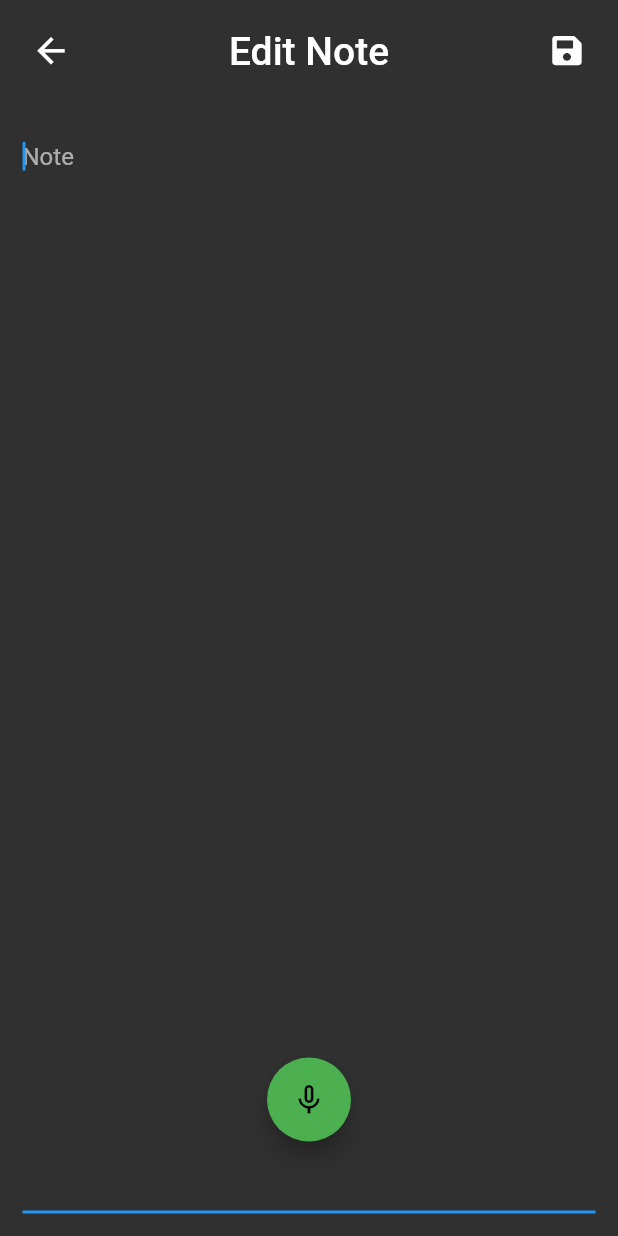
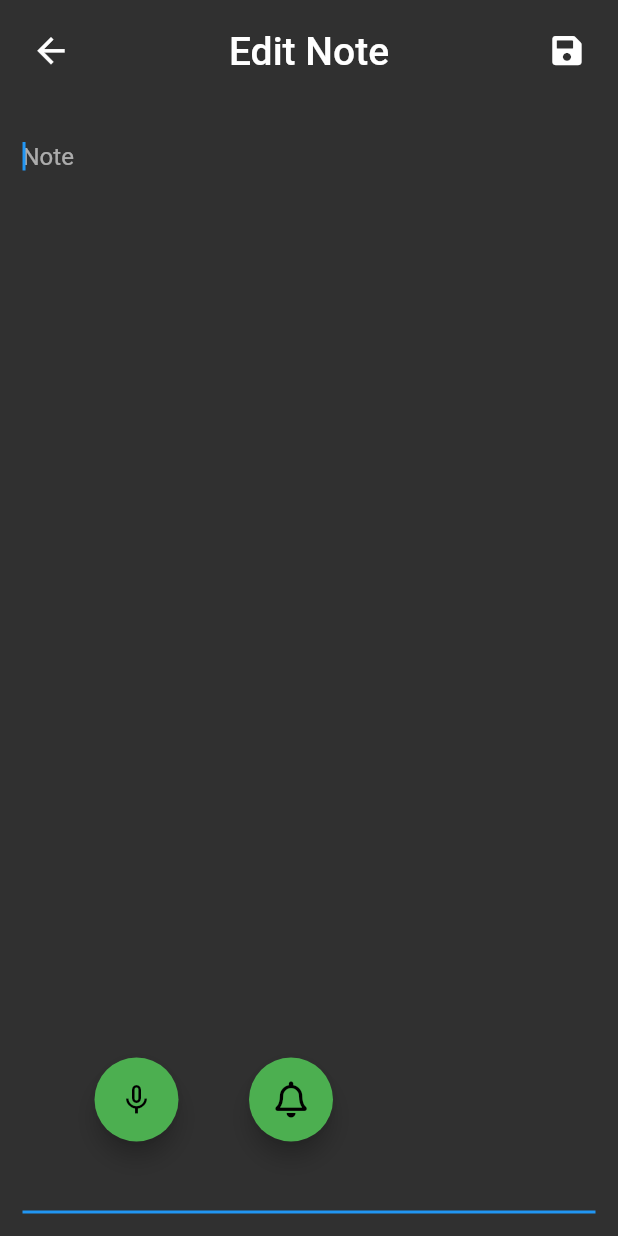
Before and after one commit to L3odr0id/flutter_notes_app, a Flutter app: the screen it shows after launch, after a tap on an icon or button, on a phone screen of 412 x 824 dp. Run offline on Flutter 3.47's test engine with Material 2 defaults, Android fonts, the phone set to English and light mode, and no system bars; our stand-ins replace dynamic_theme, font_awesome_flutter, shared_preferences, speech_to_text, sqflite; missing offline and left inert: keyboard_visibility; accounts and stored records are empty.

```diff
--- a/lib/screens/home.dart
+++ b/lib/screens/home.dart
@@ -8,8 +8,8 @@ import 'package:trpp/data/theme.dart';
 import 'package:font_awesome_flutter/font_awesome_flutter.dart';
 import 'package:trpp/widgets/custom_alert_dialog.dart';
 
-import 'note_add.dart';
-import 'voice.dart';
+import 'note.dart';
+import 'notifications/notifications.dart';
 import 'settings.dart';
 
 class HomeScreen extends StatefulWidget {
--- a/lib/screens/note_add.dart
+++ b/lib/screens/note.dart
@@ -7,7 +7,7 @@ import 'package:keyboard_visibility/keyboard_visibility.dart';
 import 'package:trpp/data/data.dart';
 import 'package:speech_to_text/speech_to_text.dart' as stt;
 
-import 'voice.dart';
+import 'notifications/notifications.dart';
 
 const bool NOTESCREEN_MODE_VIEW = false;
 const bool NOTESCREEN_MODE_EDIT = true;
@@ -19,13 +19,15 @@ class AddNoteScreen extends StatefulWidget {
   final bool mode;
 
   @override
-  State<StatefulWidget> createState() => AddNoteScreenState(this, mode, oldNm);
+  State<StatefulWidget> createState() =>
+      AddNoteScreenState(this, mode, oldNm, isNew);
 }
 
 class AddNoteScreenState extends State<AddNoteScreen> {
-  AddNoteScreenState(this.widget, this.mode, this.nm);
+  AddNoteScreenState(this.widget, this.mode, this.nm, this.isNew);
 
   final AddNoteScreen widget;
+  bool isNew;
   bool mode;
   NotesModel nm;
 
@@ -51,21 +53,22 @@ class AddNoteScreenState extends State<AddNoteScreen> {
           children: [Expanded(child: screen)],
         ),
       ),
-      floatingActionButtonLocation: FloatingActionButtonLocation.centerFloat,
-      floatingActionButton: Visibility(
-        child: AvatarGlow(
-          animate: _isListening,
-          glowColor: Theme.of(context).primaryColor,
-          endRadius: 75.0,
-          duration: const Duration(milliseconds: 2000),
-          repeatPauseDuration: const Duration(milliseconds: 100),
-          repeat: true,
-          child: FloatingActionButton(
-            onPressed: _listen,
-            child: Icon(_isListening ? Icons.mic : Icons.mic_none),
+      floatingActionButtonLocation: FloatingActionButtonLocation.startFloat,
+      floatingActionButton: Row(
+        children: [
+          MicrophoneButton(
+            isListening: _isListening,
+            listen: _listen,
+            keyboardIsUp: keyboardIsUp,
           ),
-        ),
-        visible: !keyboardIsUp,
+          FloatingActionButton(
+            child: Icon(FontAwesomeIcons.bell),
+            onPressed: () => Navigator.push(
+              context,
+              MaterialPageRoute(builder: (context) => NotificationsScreen()),
+            ),
+          ),
+        ],
       ),
     );
   }
@@ -73,10 +76,17 @@ class AddNoteScreenState extends State<AddNoteScreen> {
   @override
   void initState() {
     super.initState();
-    if (!widget.isNew) contentController.text = nm.content;
+    if (!isNew) contentController.text = nm.content;
     _speech = stt.SpeechToText();
     KeyboardVisibilityNotification().addNewListener(
       onChange: (bool visible) {
+        if (!visible && mode == NOTESCREEN_MODE_EDIT) {
+          if (isNew)
+            addNewNote();
+          else
+            updateNote();
+        }
+
         keyboardIsUp = visible;
         setState(() {});
       },
@@ -93,16 +103,12 @@ class AddNoteScreenState extends State<AddNoteScreen> {
   }
 
   void handleSave() async {
-    if (widget.isNew) {
+    if (isNew) {
       if (contentController.text != "") {
-        NotesModel newNm =
-            NotesModel(content: contentController.text, date: DateTime.now());
-        nm = await NotesDatabaseService.db.addNoteInDB(newNm);
+        addNewNote();
       }
     } else {
-      nm.content = contentController.text;
-      nm.date = DateTime.now();
-      NotesDatabaseService.db.updateNoteInDB(nm);
+      updateNote();
     }
     mode = NOTESCREEN_MODE_VIEW;
     setState(() {});
@@ -118,6 +124,19 @@ class AddNoteScreenState extends State<AddNoteScreen> {
     setState(() {});
   }
 
+  void addNewNote() async {
+    NotesModel newNm =
+        NotesModel(content: contentController.text, date: DateTime.now());
+    nm = await NotesDatabaseService.db.addNoteInDB(newNm);
+    isNew = false;
+  }
+
+  void updateNote() {
+    nm.content = contentController.text;
+    nm.date = DateTime.now();
+    NotesDatabaseService.db.updateNoteInDB(nm);
+  }
+
   void _listen() async {
     if (!_isListening) {
       bool available = await _speech.initialize(
@@ -128,11 +147,18 @@ class AddNoteScreenState extends State<AddNoteScreen> {
         setState(() => _isListening = true);
         _speech.listen(
           onResult: (val) => setState(() {
-            if (mode == NOTESCREEN_MODE_VIEW)
+            if (mode == NOTESCREEN_MODE_VIEW) {
               nm.content += val.recognizedWords;
-            else
+              contentController.text = nm.content;
+              NotesDatabaseService.db.updateNoteInDB(nm);
+            } else {
               contentController.text += val.recognizedWords;
 
+              if (isNew)
+                addNewNote();
+              else
+                updateNote();
+            }
             //if (val.hasConfidenceRating && val.confidence > 0) {
             //_confidence = val.confidence;
             //}
@@ -260,6 +286,34 @@ class CustomToolbar extends StatelessWidget {
   }
 }
 
+class MicrophoneButton extends StatelessWidget {
+  final bool isListening;
+  final Function listen;
+  final bool keyboardIsUp;
+
+  MicrophoneButton({this.isListening, this.listen, this.keyboardIsUp});
+
+  @override
+  Widget build(BuildContext context) {
+    return Visibility(
+      child: AvatarGlow(
+        animate: isListening,
+        glowColor: Theme.of(context).primaryColor,
+        endRadius: 75.0,
+        duration: const Duration(milliseconds: 2000),
+        repeatPauseDuration: const Duration(milliseconds: 100),
+        repeat: true,
+        child: FloatingActionButton(
+          heroTag: null,
+          onPressed: listen,
+          child: Icon(isListening ? Icons.mic : Icons.mic_none),
+        ),
+      ),
+      visible: !keyboardIsUp,
+    );
+  }
+}
+
 class ReadingTextField extends StatelessWidget {
   final String text;
   final double fontSize;
--- a/lib/widgets/custom_alert_dialog.dart
+++ b/lib/widgets/custom_alert_dialog.dart
@@ -14,7 +14,7 @@ class CustomAlertDialog extends StatelessWidget {
 
     return AlertDialog(
       title: Text('Confirm delete'),
-      content: Text('Do you really want to delete this note?'),
+      content: Text('Do you really want to delete this?'),
       actions: <Widget>[
         myFlatButton('Delete', Colors.redAccent, true),
         myFlatButton('Cancel', Colors.grey, false),
```
Also changed, not shown: lib/data/data.dart (+62 -1 lines), lib/screens/voice.dart (deleted).
